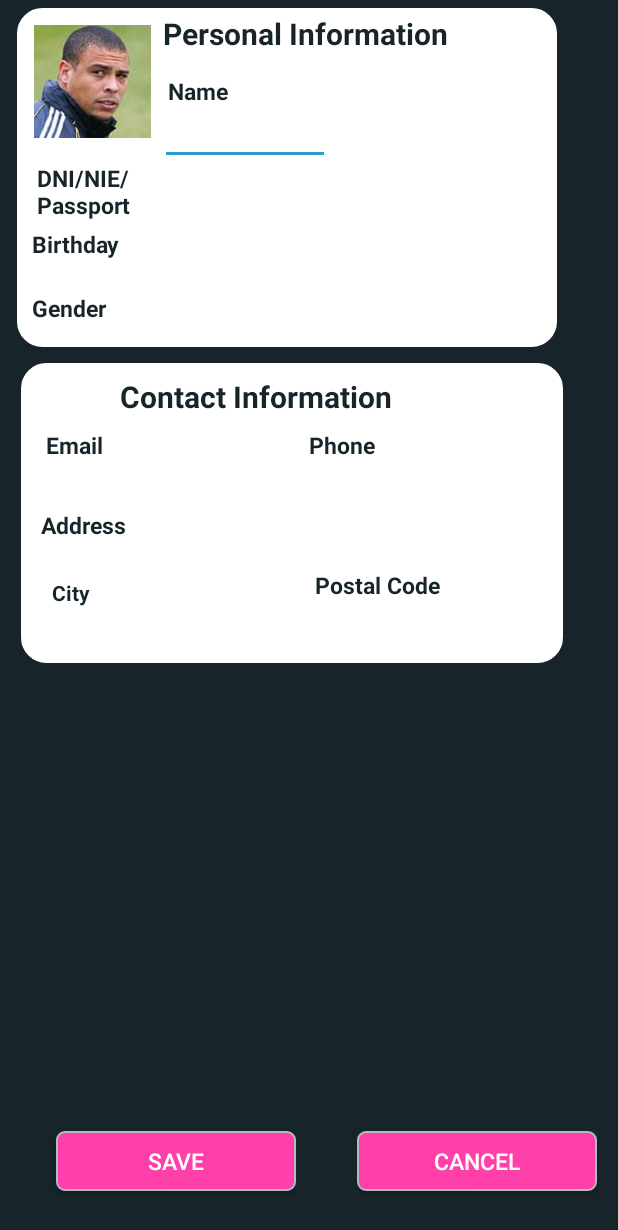
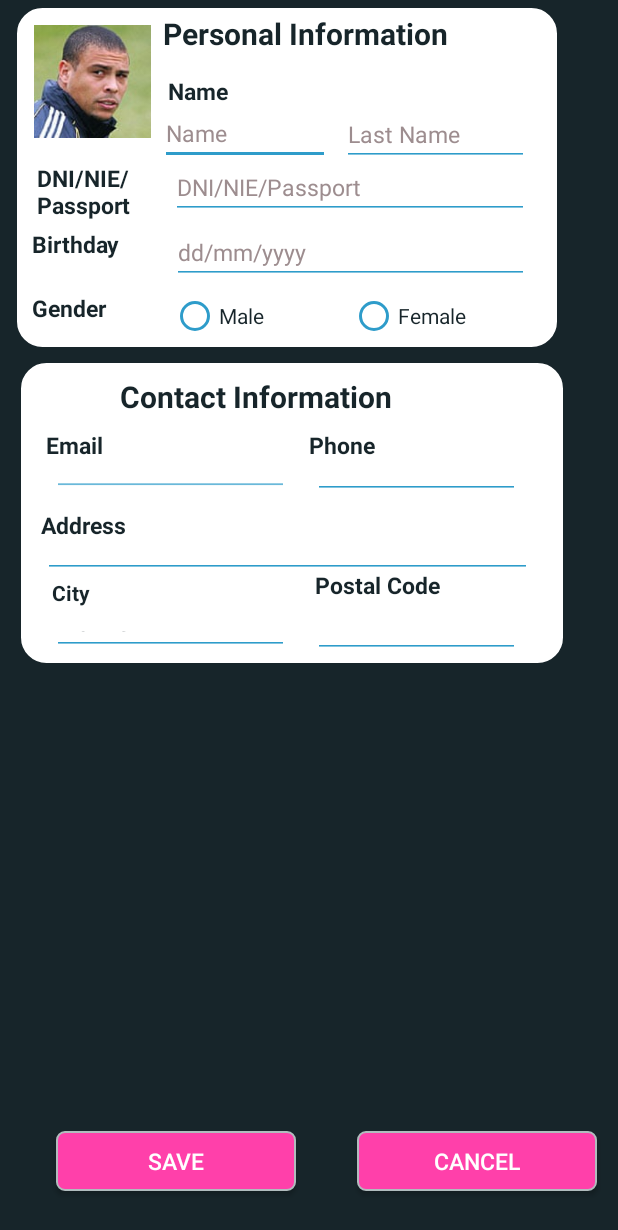
Before and after one commit to NemeumProject/Nemeum, an Android app: the activity_user_editionp screen opened directly, with no data from a screen before it, on a phone screen of 412 x 824 dp. Shown: the top 1230 px of the screen. Run offline under Robolectric (Android 15) with nearby library versions, the phone set to English and light mode, and no system bars.

Commit message:
Adding on Click action to Save button and needed strings to validate not empty fields on User Edition Profile.

```diff
--- a/app/src/main/res/layout/activity_user_editionp.xml
+++ b/app/src/main/res/layout/activity_user_editionp.xml
@@ -70,15 +70,17 @@
             android:layout_width="113dp"
             android:layout_height="wrap_content"
             android:layout_below="@+id/full_User_Name"
-
             android:layout_alignParentTop="true"
             android:layout_alignParentEnd="true"
             android:layout_marginStart="-34dp"
             android:layout_marginTop="59dp"
             android:layout_marginEnd="148dp"
             android:ems="8"
+            android:backgroundTint="@color/colorBlue"
             android:inputType="textPersonName"
-            android:text="@string/user_Full_Name"
+            android:hint="@string/user_Full_Name"
+            android:textColor="@color/colorFont"
+            android:textColorHint="@color/colorHint"
             android:textSize="@dimen/font15" />
 
         <EditText
@@ -92,9 +94,12 @@
             android:layout_marginStart="121dp"
             android:layout_marginTop="60dp"
             android:layout_marginEnd="15dp"
+            android:backgroundTint="@color/colorBlue"
+            android:textColor="@color/colorFont"
             android:ems="8"
             android:inputType="textPersonName"
-            android:text="@string/user_Last_Name"
+            android:hint="@string/user_Last_Name"
+            android:textColorHint="@color/colorHint"
             android:textSize="@dimen/font15" />
 
         <EditText
@@ -108,9 +113,12 @@
             android:layout_marginStart="89dp"
             android:layout_marginTop="95dp"
             android:layout_marginEnd="15dp"
+            android:backgroundTint="@color/colorBlue"
+            android:textColor="@color/colorFont"
             android:ems="8"
             android:inputType="textPersonName"
-            android:text="@string/dniPassport"
+            android:hint="@string/dniPassport"
+            android:textColorHint="@color/colorHint"
             android:textSize="@dimen/font15" />
 
         <TextView
@@ -135,9 +143,15 @@
             android:layout_marginStart="93dp"
             android:layout_marginTop="1dp"
             android:layout_marginEnd="15dp"
+            android:backgroundTint="@color/colorBlue"
+            android:textColor="@color/colorFont"
             android:ems="8"
             android:inputType="date"
-            android:textSize="@dimen/font15" />
+            android:hint="@string/date_format"
+            android:textColorHint="@color/colorHint"
+            android:textSize="@dimen/font15"
+            android:clickable="true"
+            />
 
         <TextView
             android:id="@+id/user_Gender"
@@ -158,6 +172,7 @@
             android:layout_height="wrap_content"
             android:layout_alignStart="@+id/user_DniPassport_Edit"
             android:layout_alignTop="@+id/user_Gender"
+
             android:orientation="horizontal">
 
             <RadioButton
@@ -165,12 +180,16 @@
                 android:layout_width="wrap_content"
                 android:layout_height="wrap_content"
                 android:layout_weight="1"
+                android:buttonTint="@color/colorBlue"
+                android:textColor="@color/colorFont"
                 android:text="@string/user_Male" />
 
             <RadioButton
                 android:id="@+id/user_Rbtn_Female"
                 android:layout_width="wrap_content"
                 android:layout_height="wrap_content"
+                android:buttonTint="@color/colorBlue"
+                android:textColor="@color/colorFont"
                 android:layout_weight="1"
                 android:text="@string/user_Female" />
         </RadioGroup>
@@ -224,6 +243,8 @@
             android:layout_marginStart="17dp"
             android:layout_marginTop="3dp"
             android:layout_marginBottom="108dp"
+            android:backgroundTint="@color/colorBlue"
+            android:textColor="@color/colorFont"
             android:ems="10"
             android:inputType="textEmailAddress" />
 
@@ -251,6 +272,8 @@
             android:layout_marginStart="191dp"
             android:layout_marginTop="3dp"
             android:layout_marginBottom="106dp"
+            android:backgroundTint="@color/colorBlue"
+            android:textColor="@color/colorFont"
             android:ems="10"
             android:inputType="phone" />
 
@@ -275,6 +298,8 @@
             android:layout_alignParentBottom="true"
             android:layout_marginStart="-6dp"
             android:layout_marginBottom="53dp"
+            android:backgroundTint="@color/colorBlue"
+            android:textColor="@color/colorFont"
             android:ems="8"
             android:inputType="text"
             android:textSize="@dimen/font15" />
@@ -313,6 +338,8 @@
             android:layout_marginEnd="0dp"
             android:layout_alignParentBottom="true"
             android:ems="10"
+            android:backgroundTint="@color/colorBlue"
+            android:textColor="@color/colorFont"
             android:inputType="textPostalAddress" />
 
         <EditText
@@ -323,6 +350,8 @@
             android:layout_alignParentStart="true"
             android:layout_marginStart="17dp"
             android:layout_marginBottom="2dp"
+            android:backgroundTint="@color/colorBlue"
+            android:textColor="@color/colorFont"
             android:ems="10"
             android:inputType="textPersonName"
             android:text="Name" />
@@ -338,6 +367,7 @@
         android:layout_marginBottom="30dp"
         android:background="@drawable/selected_month"
         android:text="@string/buttonSave"
+        android:onClick="save_Button_UserEditionP"
         android:textColor="@color/colorWhite"
         android:textSize="@dimen/fields_edition" />
 
--- a/app/src/main/res/values/strings.xml
+++ b/app/src/main/res/values/strings.xml
@@ -167,6 +167,10 @@
     <string name="price_Post_Empty">Field price cannot be empty.</string>
     <string name="description_Post_Empty">Field description cannot be empty.</string>
     <string name="date_Post_Empty">Field date cannot be empty.</string>
+    <string name="name_UserEdition_Empty">Field name cannot be empty.</string>
+    <string name="lastname_UserEdition_Empty">Field last name cannot be empty.</string>
+    <string name="email_UserEdition_Empty">Field email cannot be empty.</string>
+    <string name="gender_UserEdition_Empty">Select your gender.</string>
 
     <!-- Toast Message Strings -->
     <string name="selectedDollarToast">Dollar selected succesfully.</string>
@@ -219,5 +223,6 @@
             Best regards;\n
             Nemeum Team
     </string>
+    <string name="date_format" > dd/mm/yyyy</string>
 
 </resources>
```
Also changed, not shown: app/src/main/AndroidManifest.xml (+4 -5 lines), app/src/main/java/com/nemeum/project/nemeumproject/activity_user_editionp.java (+94 -1 lines), 2 other files.
